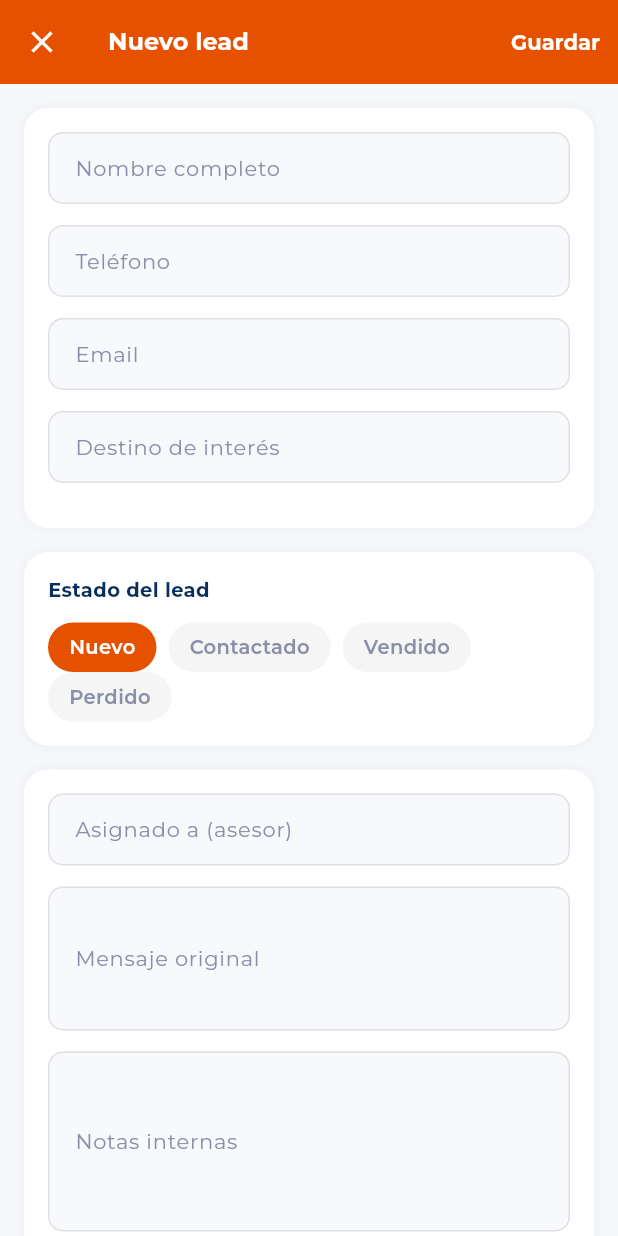
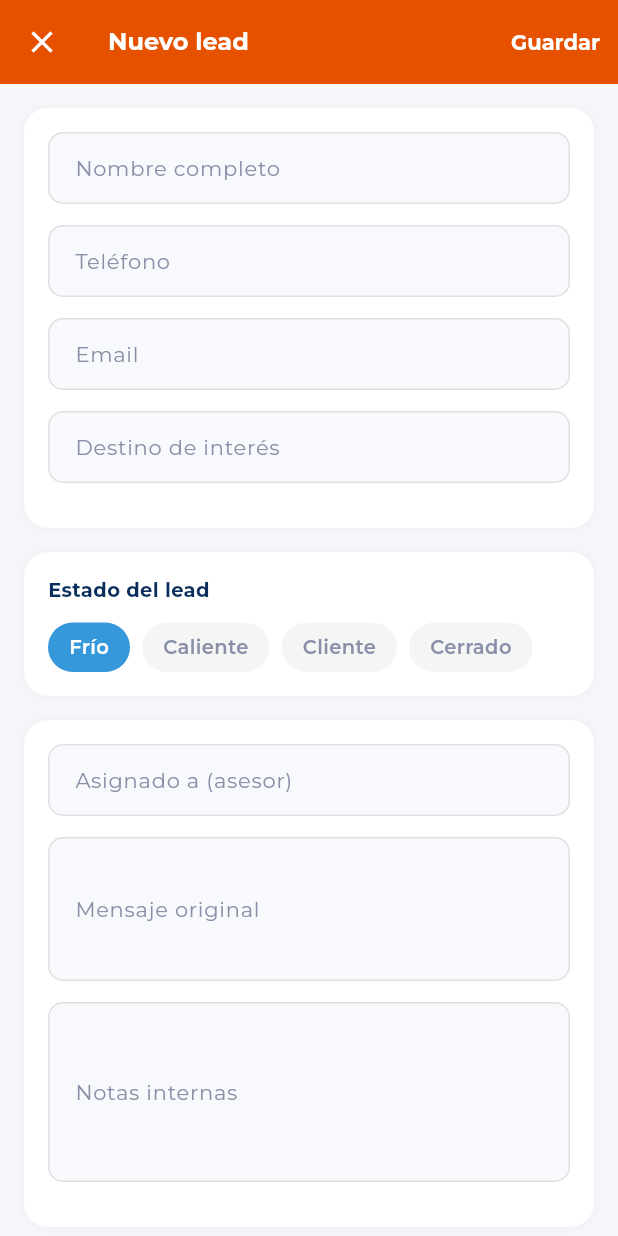
Before and after one commit to ramiro9112/ruta-epica-app, a Flutter app: the LeadsScreen screen opened directly, after a tap on "Nuevo lead", on a phone screen of 412 x 824 dp. Run offline on Flutter 3.47's test engine with Material 3 defaults, Android fonts, the phone set to English and light mode, and no system bars; our stand-ins replace cached_network_image, carousel_slider, fl_chart, flutter_animate, flutter_riverpod, go_router and 6 more; accounts and stored records are empty; network calls fail.

Commit message:
feat: realtime conversations chat UI + fix lead status values to match DB constraint

```diff
--- a/lib/presentation/screens/admin/modules/leads_screen.dart
+++ b/lib/presentation/screens/admin/modules/leads_screen.dart
@@ -2,6 +2,7 @@ import 'package:flutter/material.dart';
 import 'package:intl/intl.dart';
 import 'package:supabase_flutter/supabase_flutter.dart';
 import '../../../../core/constants/app_colors.dart';
+import 'conversations_screen.dart';
 
 class LeadsScreen extends StatefulWidget {
   const LeadsScreen({super.key});
@@ -18,7 +19,7 @@ class _LeadsScreenState extends State<LeadsScreen> {
   String _statusFilter = 'all';
   final _search = TextEditingController();
 
-  static const _statuses = ['all', 'nuevo', 'contactado', 'vendido', 'perdido'];
+  static const _statuses = ['all', 'frio', 'caliente', 'cliente', 'cerrado'];
 
   @override
   void initState() {
@@ -150,6 +151,7 @@ class _LeadsScreenState extends State<LeadsScreen> {
                               lead: _leads[i],
                               onStatusChange: (newStatus) => _changeStatus(_leads[i]['id'], newStatus),
                               onTap: () => _openDetail(context, _leads[i]),
+                              onViewChat: () => _openChat(context, _leads[i]),
                             ),
                           ),
                   ),
@@ -177,23 +179,39 @@ class _LeadsScreenState extends State<LeadsScreen> {
     ));
   }
 
+  void _openChat(BuildContext context, Map<String, dynamic> lead) {
+    final phone = lead['phone'] as String?;
+    if (phone == null || phone.isEmpty) {
+      ScaffoldMessenger.of(context).showSnackBar(
+        const SnackBar(content: Text('Este lead no tiene número de teléfono')),
+      );
+      return;
+    }
+    Navigator.push(context, MaterialPageRoute(
+      builder: (_) => ConversationsScreen(
+        phone: phone,
+        leadName: lead['full_name'] as String?,
+      ),
+    ));
+  }
+
   String _statusLabel(String s) {
     switch (s) {
       case 'all': return 'Todos';
-      case 'nuevo': return 'Nuevo';
-      case 'contactado': return 'Contactado';
-      case 'vendido': return 'Vendido';
-      case 'perdido': return 'Perdido';
+      case 'frio': return 'Frío';
+      case 'caliente': return 'Caliente';
+      case 'cliente': return 'Cliente';
+      case 'cerrado': return 'Cerrado';
       default: return s;
     }
   }
 
   Color _statusColor(String s) {
     switch (s) {
-      case 'nuevo': return const Color(0xFFE65100);
-      case 'contactado': return AppColors.deepBlue;
-      case 'vendido': return Colors.green;
-      case 'perdido': return Colors.grey;
+      case 'frio': return AppColors.info;
+      case 'caliente': return const Color(0xFFE65100);
+      case 'cliente': return Colors.green;
+      case 'cerrado': return Colors.grey;
       default: return AppColors.deepBlue;
     }
   }
@@ -203,8 +221,9 @@ class _LeadCard extends StatelessWidget {
   final Map<String, dynamic> lead;
   final ValueChanged<String> onStatusChange;
   final VoidCallback onTap;
+  final VoidCallback onViewChat;
 
-  const _LeadCard({required this.lead, required this.onStatusChange, required this.onTap});
+  const _LeadCard({required this.lead, required this.onStatusChange, required this.onTap, required this.onViewChat});
 
   @override
   Widget build(BuildContext context) {
@@ -239,13 +258,26 @@ class _LeadCard extends StatelessWidget {
             Row(children: [
               if (createdAt != null) Text(df.format(createdAt), style: TextStyle(color: Colors.grey[500], fontSize: 11)),
               const Spacer(),
+              GestureDetector(
+                onTap: onViewChat,
+                child: Container(
+                  padding: const EdgeInsets.symmetric(horizontal: 10, vertical: 4),
+                  margin: const EdgeInsets.only(right: 8),
+                  decoration: BoxDecoration(color: const Color(0xFFE8F5E9), borderRadius: BorderRadius.circular(8)),
+                  child: const Row(mainAxisSize: MainAxisSize.min, children: [
+                    Icon(Icons.chat_bubble_outline_rounded, size: 13, color: AppColors.turquoiseDark),
+                    SizedBox(width: 4),
+                    Text('Chat', style: TextStyle(fontSize: 12, color: AppColors.turquoiseDark, fontWeight: FontWeight.w600)),
+                  ]),
+                ),
+              ),
               PopupMenuButton<String>(
                 onSelected: onStatusChange,
                 itemBuilder: (_) => [
-                  const PopupMenuItem(value: 'nuevo', child: Text('Nuevo')),
-                  const PopupMenuItem(value: 'contactado', child: Text('Contactado')),
-                  const PopupMenuItem(value: 'vendido', child: Text('Vendido')),
-                  const PopupMenuItem(value: 'perdido', child: Text('Perdido')),
+                  const PopupMenuItem(value: 'frio', child: Text('Frío')),
+                  const PopupMenuItem(value: 'caliente', child: Text('Caliente')),
+                  const PopupMenuItem(value: 'cliente', child: Text('Cliente')),
+                  const PopupMenuItem(value: 'cerrado', child: Text('Cerrado')),
                 ],
                 child: Container(
                   padding: const EdgeInsets.symmetric(horizontal: 10, vertical: 4),
@@ -278,10 +310,10 @@ class _LeadCard extends StatelessWidget {
 
   Color _statusColor(String s) {
     switch (s) {
-      case 'nuevo': return const Color(0xFFE65100);
-      case 'contactado': return AppColors.deepBlue;
-      case 'vendido': return Colors.green;
-      case 'perdido': return Colors.grey;
+      case 'frio': return AppColors.info;
+      case 'caliente': return const Color(0xFFE65100);
+      case 'cliente': return Colors.green;
+      case 'cerrado': return Colors.grey;
       default: return Colors.grey;
     }
   }
@@ -295,13 +327,13 @@ class _StatusBadge extends StatelessWidget {
   Widget build(BuildContext context) {
     Color color;
     switch (status) {
-      case 'nuevo': color = const Color(0xFFE65100); break;
-      case 'contactado': color = AppColors.deepBlue; break;
-      case 'vendido': color = Colors.green; break;
-      case 'perdido': color = Colors.grey; break;
+      case 'frio': color = AppColors.info; break;
+      case 'caliente': color = const Color(0xFFE65100); break;
+      case 'cliente': color = Colors.green; break;
+      case 'cerrado': color = Colors.grey; break;
       default: color = Colors.grey;
     }
-    final labels = {'nuevo': 'Nuevo', 'contactado': 'Contactado', 'vendido': 'Vendido', 'perdido': 'Perdido'};
+    final labels = {'frio': 'Frío', 'caliente': 'Caliente', 'cliente': 'Cliente', 'cerrado': 'Cerrado'};
     return Container(
       padding: const EdgeInsets.symmetric(horizontal: 8, vertical: 3),
       decoration: BoxDecoration(color: color.withValues(alpha: 0.15), borderRadius: BorderRadius.circular(6)),
@@ -346,7 +378,7 @@ class _LeadDetailScreenState extends State<_LeadDetailScreen> {
     _message     = TextEditingController(text: l?['message'] ?? '');
     _notes       = TextEditingController(text: l?['notes'] ?? '');
     _assignedTo  = TextEditingController(text: l?['assigned_to'] ?? '');
-    _status      = l?['status'] as String? ?? 'nuevo';
+    _status      = l?['status'] as String? ?? 'frio';
   }
 
   @override
@@ -411,9 +443,9 @@ class _LeadDetailScreenState extends State<_LeadDetailScreen> {
             _card([
               const Text('Estado del lead', style: TextStyle(fontSize: 13, fontWeight: FontWeight.w700, color: AppColors.deepBlue)),
               const SizedBox(height: 12),
-              Wrap(spacing: 8, children: ['nuevo', 'contactado', 'vendido', 'perdido'].map((s) {
+              Wrap(spacing: 8, children: ['frio', 'caliente', 'cliente', 'cerrado'].map((s) {
                 final active = _status == s;
-                final labels = {'nuevo': 'Nuevo', 'contactado': 'Contactado', 'vendido': 'Vendido', 'perdido': 'Perdido'};
+                final labels = {'frio': 'Frío', 'caliente': 'Caliente', 'cliente': 'Cliente', 'cerrado': 'Cerrado'};
                 return GestureDetector(
                   onTap: () => setState(() => _status = s),
                   child: AnimatedContainer(
@@ -442,10 +474,10 @@ class _LeadDetailScreenState extends State<_LeadDetailScreen> {
 
   Color _sColor(String s) {
     switch (s) {
-      case 'nuevo': return const Color(0xFFE65100);
-      case 'contactado': return AppColors.deepBlue;
-      case 'vendido': return Colors.green;
-      case 'perdido': return Colors.grey;
+      case 'frio': return AppColors.info;
+      case 'caliente': return const Color(0xFFE65100);
+      case 'cliente': return Colors.green;
+      case 'cerrado': return Colors.grey;
       default: return Colors.grey;
     }
   }
```
Also changed, not shown: lib/data/models/conversation_model.dart (added, +16 -0 lines), lib/presentation/providers/conversations_provider.dart (added, +13 -0 lines), lib/presentation/screens/admin/modules/conversations_screen.dart (added, +187 -0 lines).
